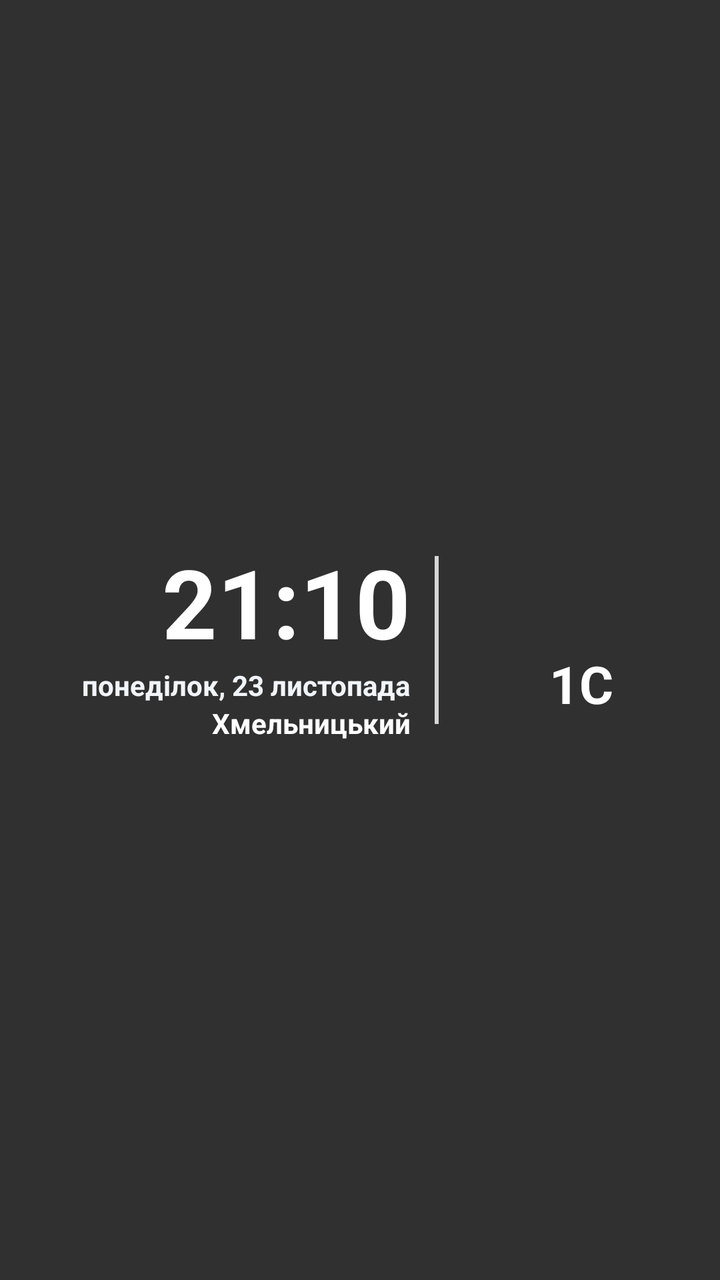
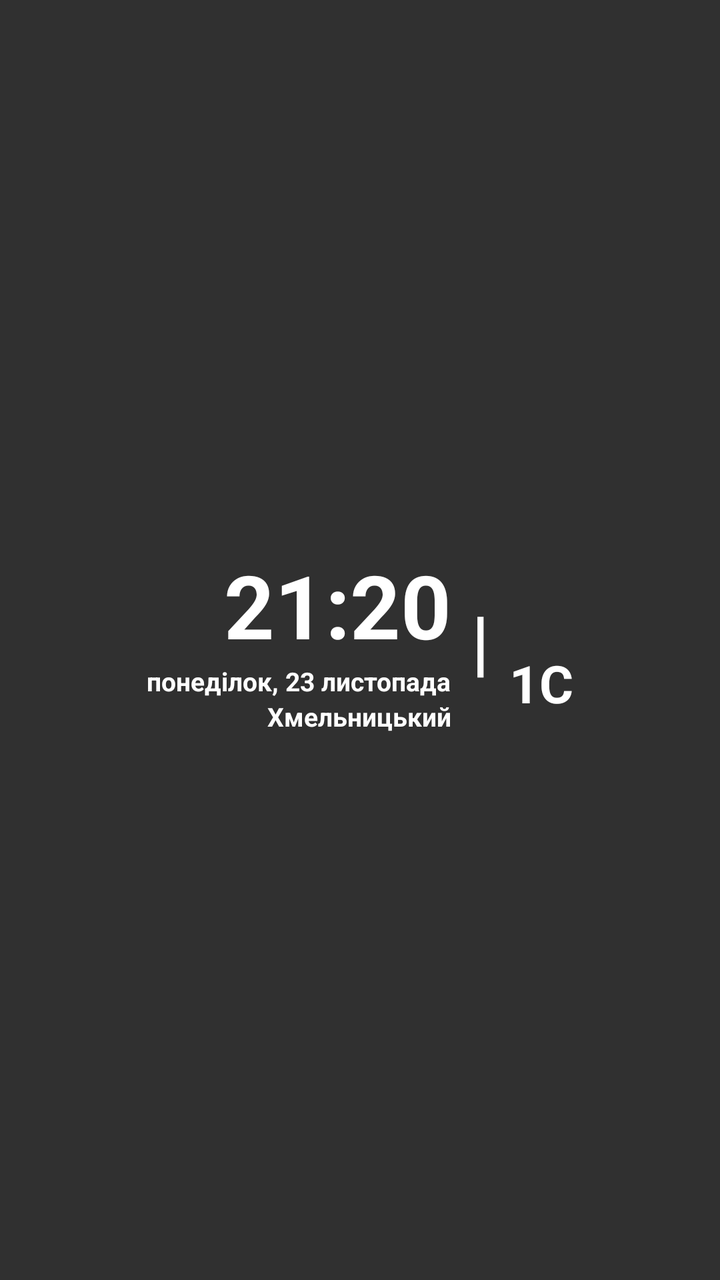

Two renders of the same Android screen: before a commit and after it. Below are the layout's source before the change and the commit's diff.
<!-- AndroidManifest.xml: application theme android:Theme.Material.NoActionBar -->
<!-- res/layout/widget_froggy_weather.xml -->
<?xml version="1.0" encoding="utf-8"?>
<LinearLayout xmlns:android="http://schemas.android.com/apk/res/android" android:id="@+id/widget_root" android:layout_width="match_parent" android:layout_height="match_parent" android:background="@android:color/transparent" android:gravity="center_vertical" android:orientation="horizontal" android:padding="10dp"><LinearLayout android:layout_width="0dp" android:layout_height="wrap_content" android:layout_weight="1.35" android:gravity="end" android:orientation="vertical" android:paddingEnd="12dp"><TextView android:id="@+id/widget_clock" android:layout_width="wrap_content" android:layout_height="wrap_content" android:text="21:10" android:textColor="#FFFFFF" android:textSize="48sp" android:textStyle="bold" /><TextView android:id="@+id/widget_date" android:layout_width="wrap_content" android:layout_height="wrap_content" android:text="понеділок, 23 листопада" android:textColor="#F1F5F9" android:textSize="14sp" android:textStyle="bold" /><TextView android:id="@+id/widget_city" android:layout_width="wrap_content" android:layout_height="wrap_content" android:text="Хмельницький" android:textColor="#FFFFFF" android:textSize="14sp" android:textStyle="bold" /></LinearLayout><View android:layout_width="2dp" android:layout_height="84dp" android:background="#CCFFFFFF" /><LinearLayout android:layout_width="0dp" android:layout_height="wrap_content" android:layout_weight="0.85" android:gravity="center" android:orientation="vertical" android:paddingStart="12dp"><ImageView android:id="@+id/widget_weather_icon" android:layout_width="44dp" android:layout_height="44dp" android:src="@mipmap/ic_launcher" /><TextView android:id="@+id/widget_temp" android:layout_width="wrap_content" android:layout_height="wrap_content" android:text="1C" android:textColor="#FFFFFF" android:textSize="26sp" android:textStyle="bold" /></LinearLayout></LinearLayout>
<!-- resources referenced by this layout -->
<resources>
  <!-- mipmap ic_launcher (mipmap-anydpi-v26) -->
  <?xml version="1.0" encoding="utf-8"?>
  <adaptive-icon xmlns:android="http://schemas.android.com/apk/res/android"><background android:drawable="@drawable/ic_launcher_bg"/><foreground android:drawable="@drawable/ic_launcher_fg"/></adaptive-icon>
  <!-- drawable ic_launcher_bg (drawable) -->
  <vector xmlns:android="http://schemas.android.com/apk/res/android" android:width="108dp" android:height="108dp" android:viewportWidth="108" android:viewportHeight="108"><path android:fillColor="#1E3A4C" android:pathData="M0,0h108v108h-108z"/></vector>
  <!-- drawable ic_launcher_fg (drawable) -->
  <vector xmlns:android="http://schemas.android.com/apk/res/android" android:width="108dp" android:height="108dp" android:viewportWidth="108" android:viewportHeight="108"><path android:fillColor="#74C67A" android:pathData="M34,68 C34,56 74,56 74,68 C74,77 64,80 54,80 C44,80 34,77 34,68 Z"/><path android:fillColor="#FFFFFF" android:pathData="M43,53 A4.3,4.3 0 1,1 42.9,53 Z"/><path android:fillColor="#FFFFFF" android:pathData="M65,53 A4.3,4.3 0 1,1 64.9,53 Z"/><path android:fillColor="#14181A" android:pathData="M43.5,53 A2.2,2.2 0 1,1 43.4,53 Z"/><path android:fillColor="#14181A" android:pathData="M64.5,53 A2.2,2.2 0 1,1 64.4,53 Z"/></vector>
</resources>

<!-- the commit's change to res/layout/widget_froggy_weather.xml (unified diff, before → after) -->
@@ -1,2 +1,2 @@
 <?xml version="1.0" encoding="utf-8"?>
-<LinearLayout xmlns:android="http://schemas.android.com/apk/res/android" android:id="@+id/widget_root" android:layout_width="match_parent" android:layout_height="match_parent" android:background="@android:color/transparent" android:gravity="center_vertical" android:orientation="horizontal" android:padding="10dp"><LinearLayout android:layout_width="0dp" android:layout_height="wrap_content" android:layout_weight="1.35" android:gravity="end" android:orientation="vertical" android:paddingEnd="12dp"><TextView android:id="@+id/widget_clock" android:layout_width="wrap_content" android:layout_height="wrap_content" android:text="21:10" android:textColor="#FFFFFF" android:textSize="48sp" android:textStyle="bold" /><TextView android:id="@+id/widget_date" android:layout_width="wrap_content" android:layout_height="wrap_content" android:text="понеділок, 23 листопада" android:textColor="#F1F5F9" android:textSize="14sp" android:textStyle="bold" /><TextView android:id="@+id/widget_city" android:layout_width="wrap_content" android:layout_height="wrap_content" android:text="Хмельницький" android:textColor="#FFFFFF" android:textSize="14sp" android:textStyle="bold" /></LinearLayout><View android:layout_width="2dp" android:layout_height="84dp" android:background="#CCFFFFFF" /><LinearLayout android:layout_width="0dp" android:layout_height="wrap_content" android:layout_weight="0.85" android:gravity="center" android:orientation="vertical" android:paddingStart="12dp"><ImageView android:id="@+id/widget_weather_icon" android:layout_width="44dp" android:layout_height="44dp" android:src="@mipmap/ic_launcher" /><TextView android:id="@+id/widget_temp" android:layout_width="wrap_content" android:layout_height="wrap_content" android:text="1C" android:textColor="#FFFFFF" android:textSize="26sp" android:textStyle="bold" /></LinearLayout></LinearLayout>
+<LinearLayout xmlns:android="http://schemas.android.com/apk/res/android" android:id="@+id/widget_root" android:layout_width="match_parent" android:layout_height="match_parent" android:gravity="center" android:orientation="horizontal" android:padding="8dp"><LinearLayout android:layout_width="wrap_content" android:layout_height="wrap_content" android:gravity="end" android:orientation="vertical"><TextView android:id="@+id/widget_clock" android:layout_width="wrap_content" android:layout_height="wrap_content" android:text="21:20" android:textColor="#FFFFFF" android:textSize="44sp" android:textStyle="bold" /><TextView android:id="@+id/widget_date" android:layout_width="wrap_content" android:layout_height="wrap_content" android:text="понеділок, 23 листопада" android:textColor="#FFFFFF" android:textSize="13sp" android:textStyle="bold" /><TextView android:id="@+id/widget_city" android:layout_width="wrap_content" android:layout_height="wrap_content" android:text="Хмельницький" android:textColor="#FFFFFF" android:textSize="13sp" android:textStyle="bold" /></LinearLayout><TextView android:layout_width="wrap_content" android:layout_height="wrap_content" android:padding="10dp" android:text="|" android:textColor="#FFFFFF" android:textSize="36sp" android:textStyle="bold" /><LinearLayout android:layout_width="wrap_content" android:layout_height="wrap_content" android:gravity="center" android:orientation="vertical"><TextView android:id="@+id/widget_weather_icon" android:layout_width="wrap_content" android:layout_height="wrap_content" android:text="" android:textSize="32sp" /><TextView android:id="@+id/widget_temp" android:layout_width="wrap_content" android:layout_height="wrap_content" android:text="1C" android:textColor="#FFFFFF" android:textSize="26sp" android:textStyle="bold" /></LinearLayout></LinearLayout>
<!-- resource entries referenced after the edit -->
@@ -1,11 +1,5 @@
 <!-- resources referenced by this layout -->
 <resources>
-  <!-- mipmap ic_launcher (mipmap-anydpi-v26) -->
-  <?xml version="1.0" encoding="utf-8"?>
-  <adaptive-icon xmlns:android="http://schemas.android.com/apk/res/android"><background android:drawable="@drawable/ic_launcher_bg"/><foreground android:drawable="@drawable/ic_launcher_fg"/></adaptive-icon>
-  <!-- drawable ic_launcher_bg (drawable) -->
-  <vector xmlns:android="http://schemas.android.com/apk/res/android" android:width="108dp" android:height="108dp" android:viewportWidth="108" android:viewportHeight="108"><path android:fillColor="#1E3A4C" android:pathData="M0,0h108v108h-108z"/></vector>
-  <!-- drawable ic_launcher_fg (drawable) -->
-  <vector xmlns:android="http://schemas.android.com/apk/res/android" android:width="108dp" android:height="108dp" android:viewportWidth="108" android:viewportHeight="108"><path android:fillColor="#74C67A" android:pathData="M34,68 C34,56 74,56 74,68 C74,77 64,80 54,80 C44,80 34,77 34,68 Z"/><path android:fillColor="#FFFFFF" android:pathData="M43,53 A4.3,4.3 0 1,1 42.9,53 Z"/><path android:fillColor="#FFFFFF" android:pathData="M65,53 A4.3,4.3 0 1,1 64.9,53 Z"/><path android:fillColor="#14181A" android:pathData="M43.5,53 A2.2,2.2 0 1,1 43.4,53 Z"/><path android:fillColor="#14181A" android:pathData="M64.5,53 A2.2,2.2 0 1,1 64.4,53 Z"/></vector>
+
 </resources>
 
